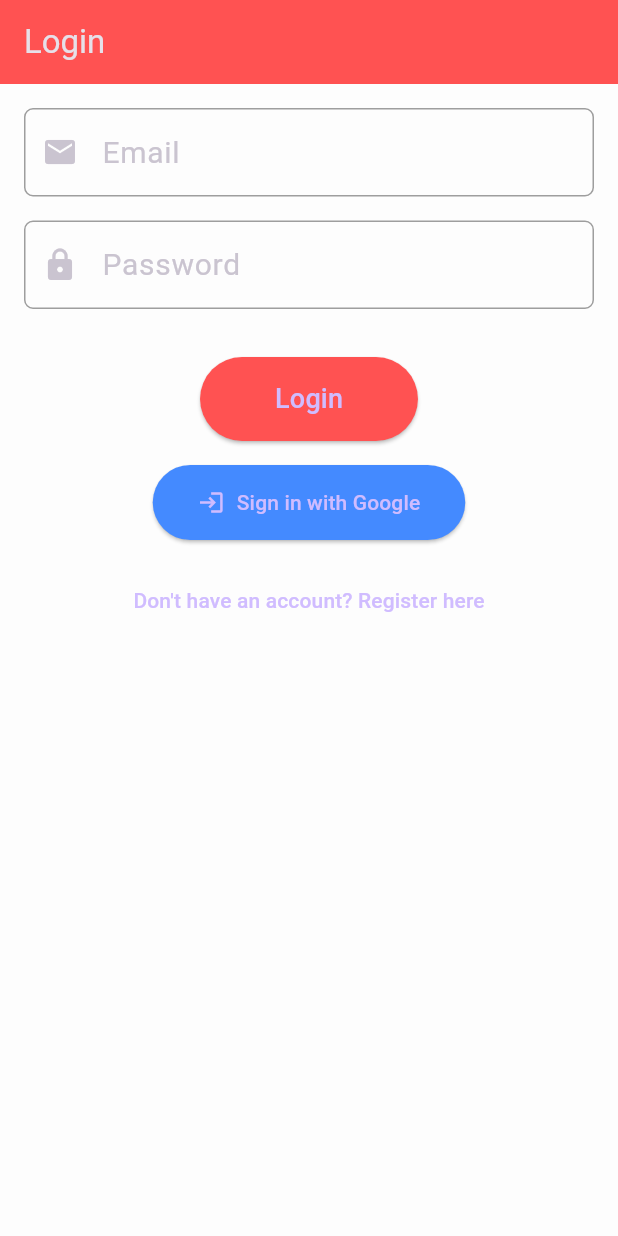
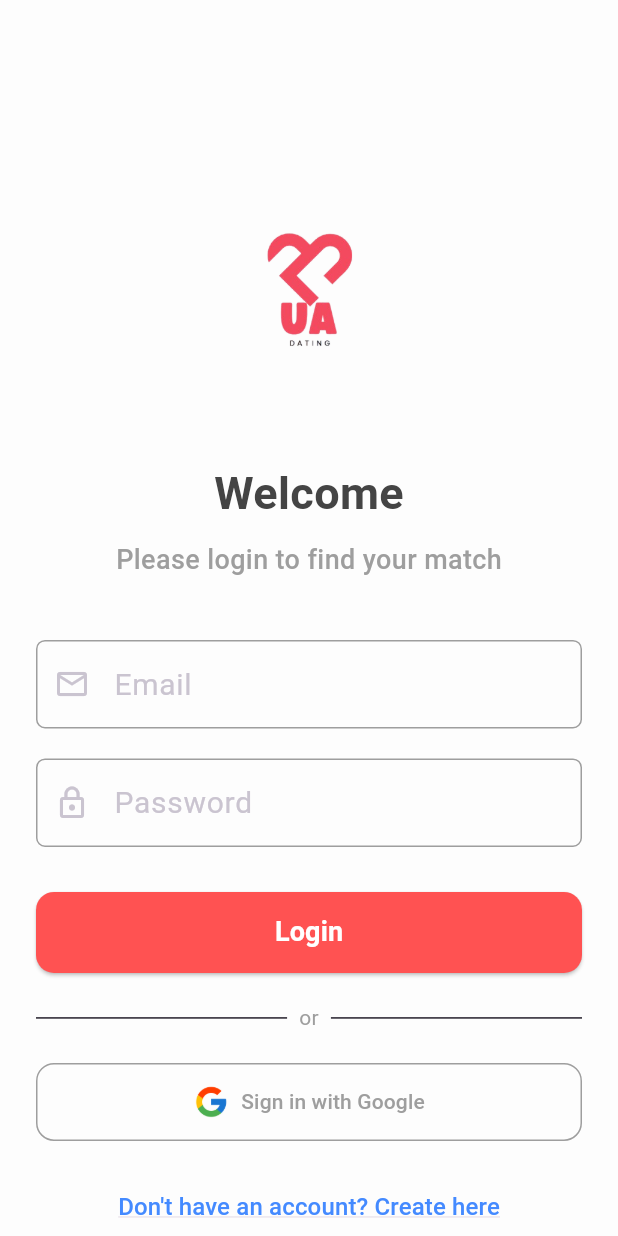
Before and after one commit to rjnazareno/FINALS_SOFTDEV2, a Flutter app: the screen it shows after launch, after a tap on "Sign in with Google", on a phone screen of 412 x 824 dp. Run offline on Flutter 3.47's test engine with Material 3 defaults, Android fonts, the light colour scheme and no system bars; our stand-ins replace cloud_firestore, firebase_auth, firebase_core, firebase_storage, flutter_riverpod, image_picker; accounts and stored records are empty; network calls fail.

Commit message:
Revert login_screen.dart to commit 8f2386e

```diff
--- a/lib/authentication/login_screen.dart
+++ b/lib/authentication/login_screen.dart
@@ -1,9 +1,8 @@
 import 'package:flutter/material.dart';
+// ignore: depend_on_referenced_packages
 import 'package:flutter_riverpod/flutter_riverpod.dart';
-import 'package:firebase_auth/firebase_auth.dart';
-import 'package:google_sign_in/google_sign_in.dart';
 import 'package:ua_dating_app/authentication/registration_screen.dart';
-import 'package:ua_dating_app/home_screen.dart';
+import 'package:ua_dating_app/controllers/authentication_controller.dart';
 import 'package:ua_dating_app/widgets/custom_text_field_widget.dart';
 
 class LoginScreen extends ConsumerStatefulWidget {
@@ -14,126 +13,125 @@ class LoginScreen extends ConsumerStatefulWidget {
 }
 
 class _LoginScreenState extends ConsumerState<LoginScreen> {
-  final TextEditingController _emailController = TextEditingController();
-  final TextEditingController _passwordController = TextEditingController();
-
-  Future<void> _signInWithGoogle() async {
-    try {
-      // Trigger the Google Sign-In flow
-      final GoogleSignInAccount? googleUser = await GoogleSignIn().signIn();
-
-      if (googleUser == null) {
-        // The user canceled the sign-in
-        return;
-      }
-
-      // Obtain the Google Sign-In authentication details
-      final GoogleSignInAuthentication googleAuth =
-          await googleUser.authentication;
-
-      // Create a new credential for Firebase
-      final AuthCredential credential = GoogleAuthProvider.credential(
-        accessToken: googleAuth.accessToken,
-        idToken: googleAuth.idToken,
-      );
-
-      // Sign in to Firebase with the Google credential
-      await FirebaseAuth.instance.signInWithCredential(credential);
-
-      // Navigate to the Home Screen
-      Navigator.pushReplacement(
-        context,
-        MaterialPageRoute(builder: (context) => const HomeScreen()),
-      );
-    } catch (e) {
-      ScaffoldMessenger.of(context).showSnackBar(
-        SnackBar(content: Text('Error: $e')),
-      );
-    }
-  }
-
-  Future<void> _signInWithEmailAndPassword() async {
-    try {
-      await FirebaseAuth.instance.signInWithEmailAndPassword(
-        email: _emailController.text.trim(),
-        password: _passwordController.text.trim(),
-      );
-
-      // Navigate to the Home Screen
-      Navigator.pushReplacement(
-        context,
-        MaterialPageRoute(builder: (context) => const HomeScreen()),
-      );
-    } catch (e) {
-      ScaffoldMessenger.of(context).showSnackBar(
-        SnackBar(content: Text('Error: $e')),
-      );
-    }
-  }
+  final TextEditingController emailTextEditingController = TextEditingController();
+  final TextEditingController passwordTextEditingController = TextEditingController();
+  bool showProgressBar = false;
 
   @override
   Widget build(BuildContext context) {
+    ref.watch(authControllerProvider); // Access provider here
+
     return Scaffold(
-      appBar: AppBar(
-        title: const Text("Login"),
-        backgroundColor: Colors.redAccent,
-      ),
       body: SingleChildScrollView(
-        padding: const EdgeInsets.all(16.0),
+        child: Center(
+          child: Padding(
+            padding: const EdgeInsets.symmetric(horizontal: 24.0, vertical: 48.0),
             child: Column(
+              crossAxisAlignment: CrossAxisAlignment.center,
               children: [
+                const SizedBox(height: 40),
+                Image.asset('images/logo.png', width: 200),
+                const SizedBox(height: 20),
+                const Text('Welcome', style: TextStyle(fontSize: 30, fontWeight: FontWeight.bold, color: Color.fromARGB(255, 68, 68, 68))),
+                const SizedBox(height: 10),
+                const Text('Please login to find your match', style: TextStyle(fontSize: 18, fontWeight: FontWeight.w500, color: Colors.grey)),
+                const SizedBox(height: 40),
                 CustomTextFieldWidget(
-              _emailController,
-              labelText: "Email",
-              iconData: Icons.email,
+                  emailTextEditingController,
+                  labelText: 'Email',
+                  iconData: Icons.email_outlined,
+                  isObscure: false,
                   isEnabled: true,
                 ),
-            const SizedBox(height: 16),
+                const SizedBox(height: 20),
                 CustomTextFieldWidget(
-              _passwordController,
-              labelText: "Password",
-              iconData: Icons.lock,
+                  passwordTextEditingController,
+                  labelText: 'Password',
+                  iconData: Icons.lock_outline,
                   isObscure: true,
                   isEnabled: true,
                 ),
-            const SizedBox(height: 32),
-            ElevatedButton(
-              onPressed: _signInWithEmailAndPassword,
+                const SizedBox(height: 30),
+                showProgressBar
+                    ? const CircularProgressIndicator()
+                    : SizedBox(
+                        width: double.infinity,
+                        child: ElevatedButton(
+                          onPressed: _handleEmailPasswordLogin,
                           style: ElevatedButton.styleFrom(
+                            padding: const EdgeInsets.symmetric(vertical: 14),
+                            shape: RoundedRectangleBorder(borderRadius: BorderRadius.circular(12)),
                             backgroundColor: Colors.redAccent,
-                padding: const EdgeInsets.symmetric(
-                    horizontal: 50, vertical: 15),
                           ),
                           child: const Text(
-                "Login",
-                style: TextStyle(fontSize: 18),
+                            'Login',
+                            style: TextStyle(fontSize: 18, fontWeight: FontWeight.bold, color: Colors.white),
                           ),
                         ),
-            const SizedBox(height: 16),
-            ElevatedButton.icon(
-              onPressed: _signInWithGoogle,
-              icon: const Icon(Icons.login),
-              label: const Text("Sign in with Google"),
-              style: ElevatedButton.styleFrom(
-                backgroundColor: Colors.blueAccent,
-                padding: const EdgeInsets.symmetric(
-                    horizontal: 30, vertical: 15),
+                      ),
+                const SizedBox(height: 20),
+                Row(
+                  children: [
+                    const Expanded(child: Divider(thickness: 1.2)),
+                    const Padding(
+                      padding: EdgeInsets.symmetric(horizontal: 8.0),
+                      child: Text("or", style: TextStyle(color: Colors.grey)),
+                    ),
+                    const Expanded(child: Divider(thickness: 1.2)),
+                  ],
+                ),
+                const SizedBox(height: 20),
+                SizedBox(
+                  width: double.infinity,
+                  child: OutlinedButton.icon(
+                    icon: Image.asset("images/google.png", width: 24),
+                    label: const Text("Sign in with Google", style: TextStyle(color: Colors.grey)),
+                    onPressed: _handleGoogleSignIn,
+                    style: OutlinedButton.styleFrom(
+                      padding: const EdgeInsets.symmetric(vertical: 14),
+                      shape: RoundedRectangleBorder(borderRadius: BorderRadius.circular(12)),
+                      side: const BorderSide(color: Colors.grey),
                     ),
                   ),
-            const SizedBox(height: 16),
+                ),
+                const SizedBox(height: 20),
                 TextButton(
                   onPressed: () {
                     Navigator.push(
                       context,
-                  MaterialPageRoute(
-                      builder: (context) => const RegistrationScreen()),
+                      MaterialPageRoute(builder: (context) => const RegistrationScreen(isGoogleUser: false)),
                     );
                   },
-              child: const Text("Don't have an account? Register here"),
+                  child: const Text(
+                    "Don't have an account? Create here",
+                    style: TextStyle(fontSize: 16, decoration: TextDecoration.underline, color: Colors.blueAccent),
+                  ),
                 ),
               ],
             ),
           ),
+        ),
+      ),
     );
   }
+
+  void _handleEmailPasswordLogin() async {
+    setState(() {
+      showProgressBar = true;
+    });
+
+    await ref.read(authControllerProvider).loginUser(
+      context,
+      emailTextEditingController.text,
+      passwordTextEditingController.text,
+    );
+
+    setState(() {
+      showProgressBar = false;
+    });
   }
+
+  void _handleGoogleSignIn() {
+    ref.read(authControllerProvider).signInWithGoogle();
+  }
+}
```
Lines whose indentation alone changed are shown as unchanged.
